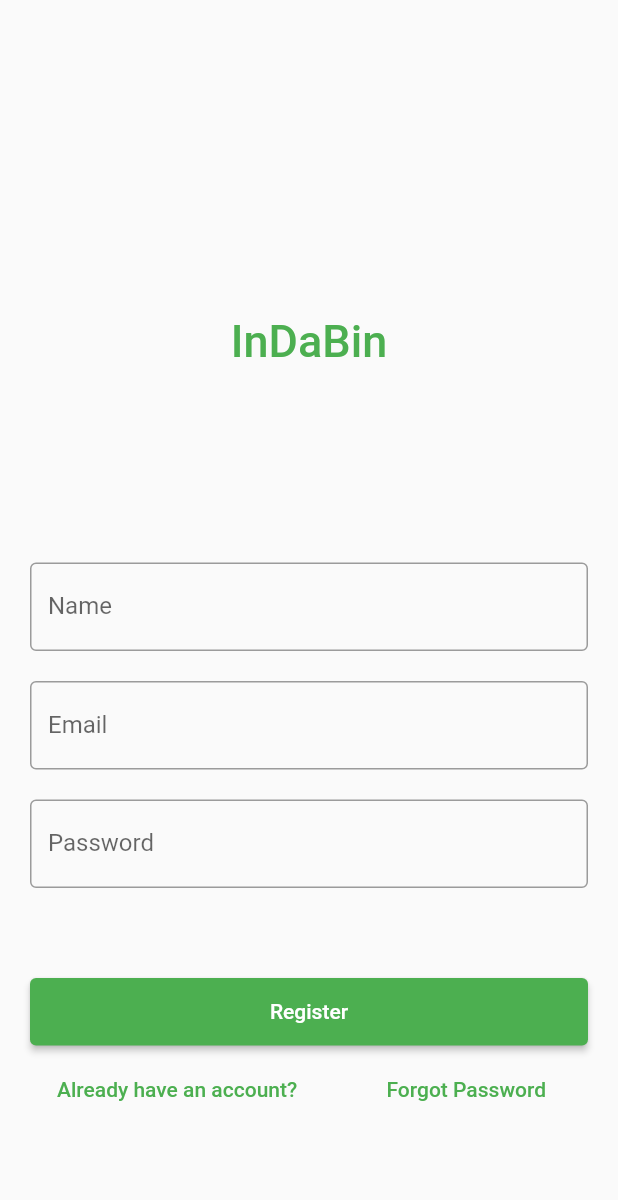
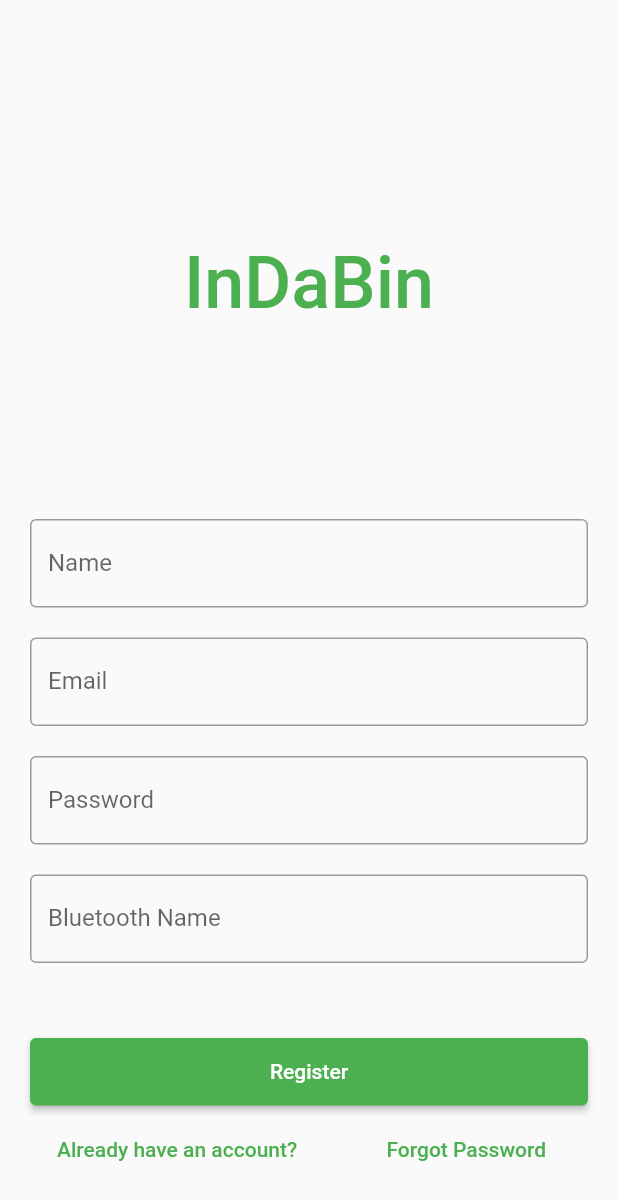
Before and after one commit to IgnitionHacks2022/frontend_flutter, a Flutter app: the screen it shows after launch, after a tap on an icon or button, on a phone screen of 412 x 824 dp. Shown: the top 1200 px of the screen. Run offline on Flutter 3.47's test engine with Material 2 defaults, Android fonts, the phone set to English and light mode, and no system bars; our stand-ins replace fl_chart; network calls fail.

Commit message:
final commit

```diff
--- /dev/null
+++ b/assets/logo_info.txt
@@ -0,0 +1,6 @@
+
+            Fonts used: Bellfort
+
+            Colors used: 77BB3F,F7F7F6
+
+            Icon url: https://thenounproject.com/term/environment/2025497
--- a/lib/main.dart
+++ b/lib/main.dart
@@ -13,6 +13,7 @@
   @override
   Widget build(BuildContext context) {
     return MaterialApp(
+        debugShowCheckedModeBanner: false,
       title: 'InDaBin',
       theme: ThemeData(
         primarySwatch: Colors.green,
@@ -55,16 +56,23 @@
           children: <Widget>[
             Container(
                 alignment: Alignment.center,
-                padding: const EdgeInsets.fromLTRB(0,200,0,200),
+                padding: const EdgeInsets.fromLTRB(0,120,0,30),
                 child: const Text(
                   'InDaBin',
                   style: TextStyle(
                       color: Colors.green,
                       fontWeight: FontWeight.w500,
-                      fontSize: 30),
+                      fontSize: 48),
                 )),
+            SizedBox(
+                height:250,
+                width:250,
+                child:
+            CircleAvatar(backgroundImage:AssetImage('assets/IDB-logos.jpeg')),
+            ),
+
             Container(
-              padding: const EdgeInsets.all(10),
+              padding: const EdgeInsets.fromLTRB(10,30,10,10),
               child: TextField(
                 controller: emailController,
                 decoration: const InputDecoration(
@@ -92,8 +100,11 @@
                   child: const Text('Login'),
                   onPressed: () {
                       login(emailController.text, passwordController.text).then((session){
+                          if(session.token!=""){
+
                           Navigator.push(context, MaterialPageRoute(builder:
                                   (context) => Dashboard(session: session)));
+                          }
                       }
                       );
                     print(emailController.text);
@@ -149,6 +160,7 @@
     TextEditingController nameController = TextEditingController();
     TextEditingController passwordController = TextEditingController();
     TextEditingController emailController = TextEditingController();
+    TextEditingController blueController = TextEditingController();
   @override
   Widget build(BuildContext context) {
     return Scaffold(
@@ -159,13 +171,13 @@
           children: <Widget>[
             Container(
                 alignment: Alignment.center,
-                padding: const EdgeInsets.fromLTRB(0,200,0,120),
+                padding: const EdgeInsets.fromLTRB(0,150,0,120),
                 child: const Text(
                   'InDaBin',
                   style: TextStyle(
                       color: Colors.green,
                       fontWeight: FontWeight.w500,
-                      fontSize: 30),
+                      fontSize: 48),
                 )),
             Container(
               padding: const EdgeInsets.all(10),
@@ -199,14 +211,25 @@
                 ),
               ),
             ),
-            SizedBox(height: 50),
+            Container(
+              padding: const EdgeInsets.fromLTRB(10, 10, 10, 10),
+              child: TextField(
+                controller: blueController,
+                decoration: const InputDecoration(
+                  border: OutlineInputBorder(),
+                  labelText: 'Bluetooth Name',
+                ),
+              ),
+            ),
+
+            SizedBox(height: 40),
             Container(
                 height: 50,
                 padding: const EdgeInsets.fromLTRB(10, 0, 10, 5),
                 child: ElevatedButton(
                   child: const Text('Register'),
                   onPressed: () {
-                      register(emailController.text, passwordController.text, nameController.text).then(
+                      register(emailController.text, passwordController.text, nameController.text, blueController.text).then(
                           (session){
                               Navigator.push(context, MaterialPageRoute(builder:
                                   (context) => Dashboard(session: session)));
```
Also changed, not shown: lib/chart.dart (added, +119 -0 lines), lib/dashboard.dart (+20 -4 lines), lib/reqs.dart (+42 -9 lines), pubspec.yaml (+6 -3 lines), assets/IDB-logos.jpeg (added), assets/IDB-logos_black.png (added), assets/IDB-logos_transparent.png (added), assets/IDB-logos_white.png (added), pubspec.lock, 35 other files.
